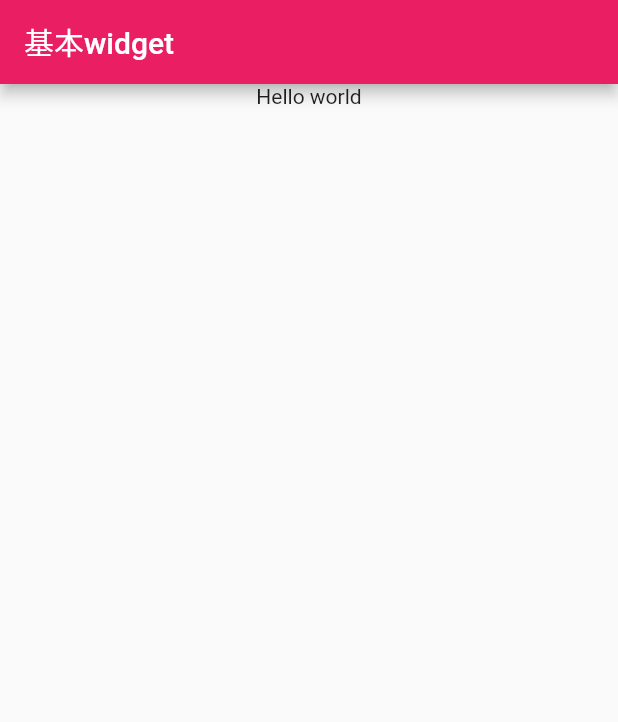
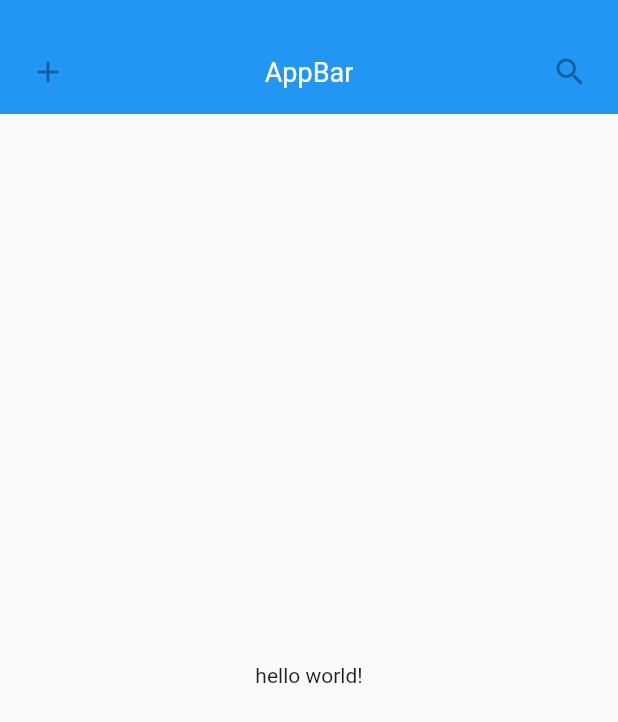
Before and after one commit to FDoubleman/flutter_demo, a Flutter app: the screen it shows after launch, on a phone screen of 412 x 824 dp. Shown: the top 722 px of the screen. Run offline on Flutter 3.47's test engine with Material 2 defaults, Android fonts, the phone set to English and light mode, and no system bars; our stand-ins replace fluttertoast.

Commit message:
1、自定义AppBar 使用Expanded 、Flexible、Text

```diff
--- a/lib/BaseWidgetPage.dart
+++ b/lib/BaseWidgetPage.dart
@@ -1,4 +1,73 @@
 import 'package:flutter/material.dart';
+
+class MyApp extends StatelessWidget {
+  final Widget tittle;
+
+  MyApp({this.tittle});
+
+  @override
+  Widget build(BuildContext context) {
+    return Container(
+      height: 76.0,
+      // 单位是逻辑上的像素（并非真实的像素，类似于浏览器中的像素）
+      padding: const EdgeInsets.only(left: 8, top: 20, right: 8, bottom: 0),
+      //
+      //margin: const EdgeInsets.all(10),
+      decoration: new BoxDecoration(color: Colors.blue[500]),
+      // Row 是水平方向的线性布局（linear layout）
+      child: Row(
+        // 列表项的类型是 <Widget>
+        children: <Widget>[
+          IconButton(
+            icon: Icon(Icons.add),
+            onPressed: null, // 如果这个设置为null，按钮将被禁用
+            tooltip: "不要再按啦 ...", // 当用户长时间按下按钮时，将显示此文本
+          ),
+          Expanded(
+            child: tittle,
+          ),
+          // 类似于权重
+//          Expanded(
+//            child: tittle,
+//          ),
+          IconButton(
+            icon: Icon(Icons.search),
+            color: Colors.deepPurple,
+            tooltip: "search",
+          )
+        ],
+      ),
+    );
+  }
+}
+
+class MyScaffold extends StatelessWidget {
+  @override
+  Widget build(BuildContext context) {
+    return Material(
+      child: Column(
+        children: <Widget>[
+          MyApp(
+            tittle: Text(
+              "AppBar",
+//              style: Theme.of(context).primaryTextTheme.title,
+              style: TextStyle(
+                color: Colors.white,
+                fontSize: 18
+              ),
+              textAlign: TextAlign.center,
+            ),
+          ),
+          Expanded(
+            child: Center(
+              child: Text("hello world!"),
+            ),
+          )
+        ],
+      ),
+    );
+  }
+}
 
 class BaseWidgetPage extends StatefulWidget {
   final String title;
@@ -12,14 +81,29 @@ class BaseWidgetPage extends StatefulWidget {
 class _BaseWidgetPageState extends State<BaseWidgetPage> {
   @override
   Widget build(BuildContext context) {
-    return Scaffold(
-      appBar: AppBar(
-        title: Text(widget.title),
-      ),
-      body: Center(
-        child: Column(
-          children: <Widget>[Text("Hello world")],
-        ),
+    return Container(
+      height: 57, // 单位是逻辑上的像素（并非真实的像素，类似于浏览器中的像素）
+      padding: const EdgeInsets.symmetric(horizontal: 10),
+      //
+      decoration: BoxDecoration(color: Colors.green),
+      // Row 是水平方向的线性布局（linear layout）
+      child: Row(
+        // 列表项的类型是 <Widget>
+        children: <Widget>[
+          IconButton(
+            icon: Icon(Icons.add_shopping_cart),
+            onPressed: null, // 如果这个设置为null，按钮将被禁用
+            tooltip: "不要再按啦 ...", // 当用户长时间按下按钮时，将显示此文本
+          ),
+          Expanded(
+            child: Text("卧槽"),
+          ),
+          IconButton(
+            icon: Icon(Icons.search),
+            color: Colors.deepPurple,
+            tooltip: "search",
+          )
+        ],
       ),
     );
   }
--- a/lib/main.dart
+++ b/lib/main.dart
@@ -25,7 +25,7 @@ class MyApp extends StatelessWidget {
         primarySwatch: Colors.pink,
       ),
 //      home: MyHomePage(title: 'Flutter 数据类型'),
-      home: BaseWidgetPage(title: '基本widget'),
+      home: MyScaffold(),
 //      routes: ,
     );
   }
```
